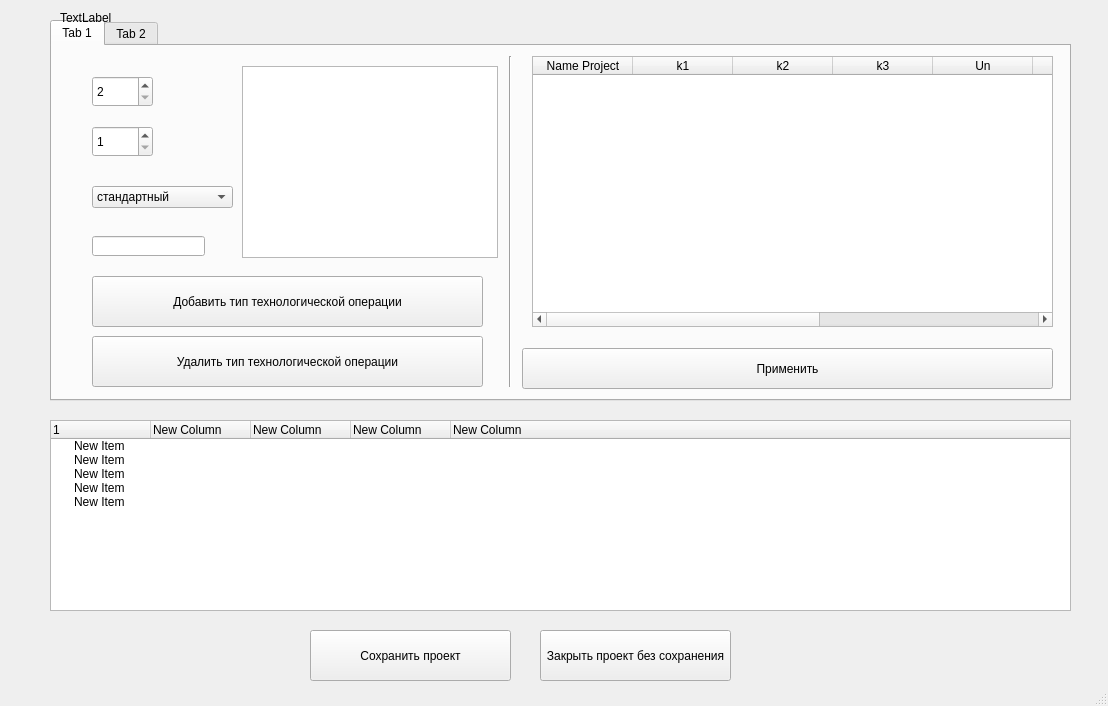
PLevinskaia/Pre_AppraisalProgram, file CreatingW.ui: the form before one commit.
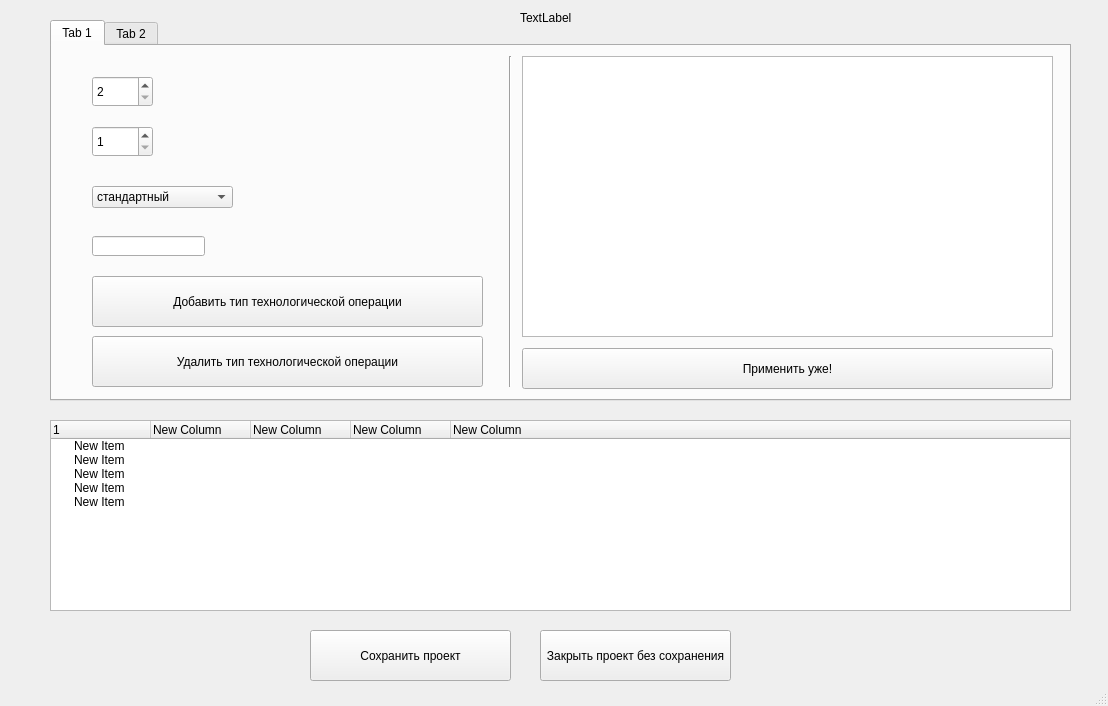
The form after the commit.

Commit message: first table almost ready

```diff
--- a/CreatingW.ui
+++ b/CreatingW.ui
@@ -69,67 +69,9 @@
        </rect>
       </property>
       <property name="text">
-       <string>Применить</string>
+       <string>Применить уже!</string>
       </property>
      </widget>
-     <widget class="QTableWidget" name="tableWidget">
-      <property name="geometry">
-       <rect>
-        <x>480</x>
-        <y>10</y>
-        <width>521</width>
-        <height>271</height>
-       </rect>
-      </property>
-      <property name="rowCount">
-       <number>0</number>
-      </property>
-      <column>
-       <property name="text">
-        <string>Name Project</string>
-       </property>
-      </column>
-      <column>
-       <property name="text">
-        <string>k1</string>
-       </property>
-      </column>
-      <column>
-       <property name="text">
-        <string>k2</string>
-       </property>
-      </column>
-      <column>
-       <property name="text">
-        <string>k3</string>
-       </property>
-      </column>
-      <column>
-       <property name="text">
-        <string>Un</string>
-       </property>
-      </column>
-      <column>
-       <property name="text">
-        <string>n</string>
-       </property>
-      </column>
-      <column>
-       <property name="text">
-        <string>nxN</string>
-       </property>
-      </column>
-      <column>
-       <property name="text">
-        <string>Sone</string>
-       </property>
-      </column>
-      <column>
-       <property name="text">
-        <string>S</string>
-       </property>
-      </column>
-     </widget>
      <widget class="QPushButton" name="pushButton_4">
       <property name="geometry">
        <rect>
@@ -213,10 +155,10 @@
      <widget class="QTableView" name="tableView">
       <property name="geometry">
        <rect>
-        <x>190</x>
-        <y>20</y>
-        <width>256</width>
-        <height>192</height>
+        <x>470</x>
+        <y>10</y>
+        <width>531</width>
+        <height>281</height>
        </rect>
       </property>
      </widget>
@@ -316,7 +258,7 @@
    <widget class="QLabel" name="label">
     <property name="geometry">
      <rect>
-      <x>60</x>
+      <x>520</x>
       <y>10</y>
       <width>321</width>
       <height>16</height>
```
The commit also changes 4 other files.
